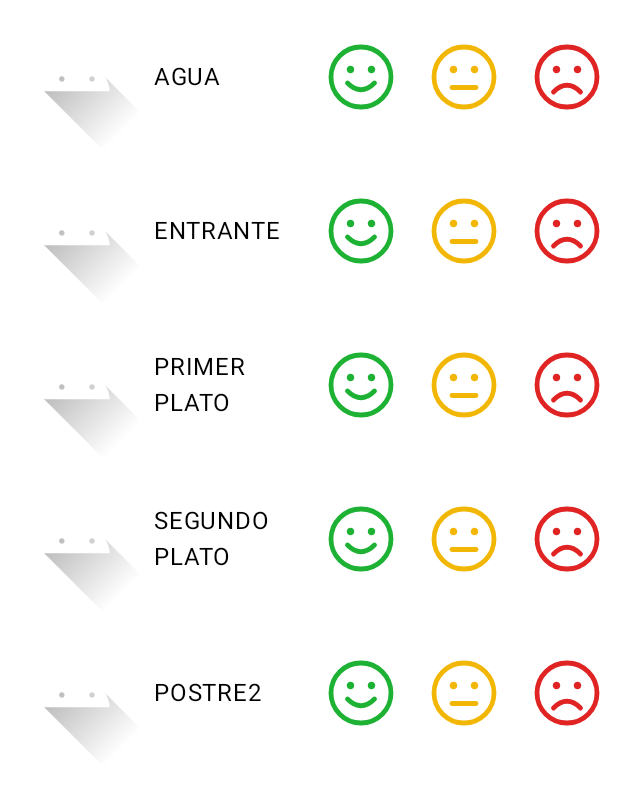
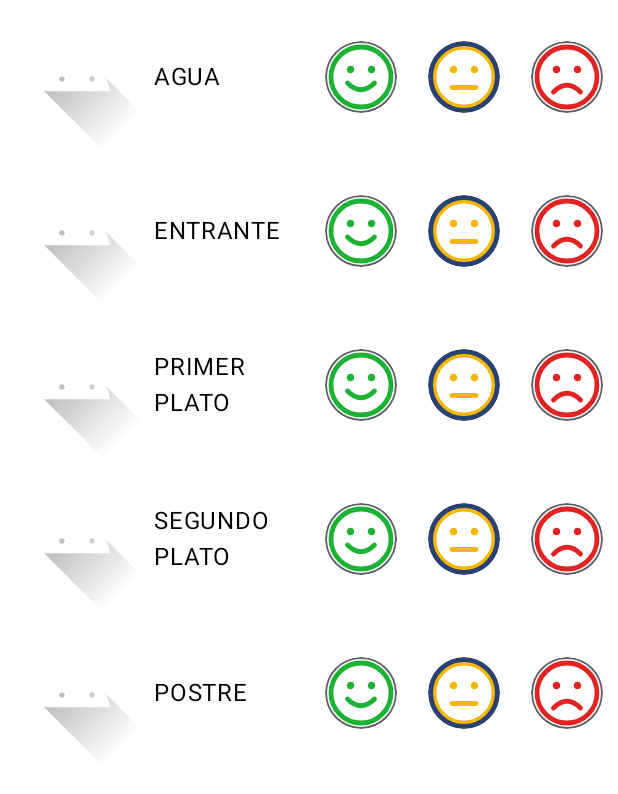
Before and after one commit to scontreraslopez/Colepizza, an Android app built with Jetpack Compose: the composable ColepizzaScreen shown on its own in the app's theme, on a phone screen of 412 x 824 dp. Shown: the top 794 px of the screen. Run offline under Robolectric (Android 15) with nearby library versions, the phone set to English and light mode, and no system bars.

Commit message:
update app structure and enhance menu selection functionality

```diff
--- a/app/build.gradle.kts
+++ b/app/build.gradle.kts
@@ -6,9 +6,7 @@ plugins {
 android {
     namespace = "net.iessochoa.sergiocontreras.colepizza"
     compileSdk {
-        version = release(36) {
-            minorApiLevel = 1
-        }
+        version = release(37)
     }
 
     defaultConfig {
--- a/app/src/main/java/net/iessochoa/sergiocontreras/colepizza/ui/ColepizzaScreen.kt
+++ b/app/src/main/java/net/iessochoa/sergiocontreras/colepizza/ui/ColepizzaScreen.kt
@@ -3,20 +3,36 @@ package net.iessochoa.sergiocontreras.colepizza.ui
 import androidx.compose.foundation.layout.Arrangement
 import androidx.compose.foundation.layout.Column
 import androidx.compose.runtime.Composable
+import androidx.compose.runtime.mutableStateListOf
+import androidx.compose.runtime.remember
+import androidx.compose.runtime.snapshots.SnapshotStateList
+import androidx.compose.ui.Modifier
 import androidx.compose.ui.tooling.preview.Preview
 import net.iessochoa.sergiocontreras.colepizza.ui.components.MenuRow
 
 @Composable
-fun ColepizzaScreen() {
+fun ColepizzaScreen(
+    modifier: Modifier = Modifier
+) {
+
+    val selectionList: SnapshotStateList<Int> = remember { mutableStateListOf()}
 
     val fullMenu = listOf(
-        "AGUA","ENTRANTE","PRIMER PLATO", "SEGUNDO PLATO", "POSTRE2"
+        "AGUA","ENTRANTE","PRIMER PLATO", "SEGUNDO PLATO", "POSTRE"
     )
     Column(
+        modifier = modifier,
         verticalArrangement = Arrangement.Center
     ) {
-        fullMenu.forEach{
-            MenuRow(it)
+        fullMenu.forEachIndexed { index, menuItem ->
+
+            selectionList.add(2)
+
+            MenuRow(
+                item = menuItem,
+                selection = selectionList[index],
+                onSelection = {selectionList[index] = it}
+            )
         }
 
     }
--- a/app/src/main/java/net/iessochoa/sergiocontreras/colepizza/ui/components/MenuRow.kt
+++ b/app/src/main/java/net/iessochoa/sergiocontreras/colepizza/ui/components/MenuRow.kt
@@ -7,6 +7,8 @@ import androidx.compose.foundation.layout.fillMaxWidth
 import androidx.compose.material3.RadioButton
 import androidx.compose.material3.Text
 import androidx.compose.runtime.Composable
+import androidx.compose.runtime.mutableIntStateOf
+import androidx.compose.runtime.mutableStateOf
 import androidx.compose.ui.Alignment
 import androidx.compose.ui.Modifier
 import androidx.compose.ui.res.painterResource
@@ -16,8 +18,11 @@ import net.iessochoa.sergiocontreras.colepizza.R
 @Composable
 fun MenuRow(
     item: String,
+    selection: Int,
+    onSelection: (Int) -> Unit,
     modifier: Modifier = Modifier
 ) {
+
 
     Row(
         verticalAlignment = Alignment.CenterVertically,
@@ -34,7 +39,9 @@ fun MenuRow(
         )
 
         SmileyRating(
-            modifier = Modifier.weight(2f)
+            modifier = Modifier.weight(2f),
+            selection = selection,
+            onSelection = onSelection
 
         )
 
@@ -43,4 +50,4 @@ fun MenuRow(
 
 @Preview (showBackground = true)
 @Composable
-fun MenuRowPreview() = MenuRow("ENTRANTE")
+fun MenuRowPreview() = MenuRow("ENTRANTE", 2, {})
--- a/app/src/main/java/net/iessochoa/sergiocontreras/colepizza/ui/components/SmileyRating.kt
+++ b/app/src/main/java/net/iessochoa/sergiocontreras/colepizza/ui/components/SmileyRating.kt
@@ -1,46 +1,108 @@
 package net.iessochoa.sergiocontreras.colepizza.ui.components
 
 import androidx.compose.foundation.Image
+import androidx.compose.foundation.background
+import androidx.compose.foundation.border
 import androidx.compose.foundation.layout.Arrangement
 import androidx.compose.foundation.layout.Row
 import androidx.compose.foundation.layout.fillMaxWidth
+import androidx.compose.foundation.selection.selectable
+import androidx.compose.foundation.selection.selectableGroup
+import androidx.compose.foundation.shape.CircleShape
+import androidx.compose.material3.MaterialTheme
 import androidx.compose.runtime.Composable
 import androidx.compose.ui.Modifier
+import androidx.compose.ui.draw.alpha
+import androidx.compose.ui.draw.clip
 import androidx.compose.ui.res.painterResource
+import androidx.compose.ui.semantics.Role
 import androidx.compose.ui.tooling.preview.Preview
+import androidx.compose.ui.unit.dp
 import net.iessochoa.sergiocontreras.colepizza.R
 import net.iessochoa.sergiocontreras.colepizza.ui.theme.ColepizzaTheme
 
 @Composable
 fun SmileyRating (
-    modifier: Modifier = Modifier
+    modifier: Modifier = Modifier,
+    selection: Int,
+    onSelection: (Int) -> Unit
 ) {
     Row(
-        modifier = modifier.fillMaxWidth(),
+        modifier = modifier
+            .fillMaxWidth()
+            .selectableGroup(),
         horizontalArrangement = Arrangement.SpaceAround
     ) {
+
         Image(
             painter = painterResource(R.drawable.happy_face),
-            contentDescription = null
+            contentDescription = null,
+            modifier = Modifier
+                .selectable(
+                    selected = selection == 1,
+                    onClick = { onSelection(1) },
+                    role = Role.RadioButton
+                )
+                .clip(CircleShape)
+
+                .border(
+                    width = if (selection == 1) 3.dp else 1.dp,
+                    color = if (selection == 1) MaterialTheme.colorScheme.primary
+                    else MaterialTheme.colorScheme.outline,
+                    shape = CircleShape
+                )
+
         )
 
         Image(
             painter = painterResource(R.drawable.neutral_face),
-            contentDescription = null
+            contentDescription = null,
+            modifier = Modifier
+                .selectable(
+                    selected = selection == 2,
+                    onClick = { onSelection(2) },
+                    role = Role.RadioButton
+                )
+                .clip(CircleShape)
+
+                .border(
+                    width = if (selection == 2) 3.dp else 1.dp,
+                    color = if (selection == 2) MaterialTheme.colorScheme.primary
+                    else MaterialTheme.colorScheme.outline,
+                    shape = CircleShape
+                )
+
         )
 
         Image(
             painter = painterResource(R.drawable.sad_face),
-            contentDescription = null
+            contentDescription = null,
+            modifier = Modifier
+                .selectable(
+                    selected = selection == 3,
+                    onClick = { onSelection(3) },
+                    role = Role.RadioButton
+                )
+                .clip(CircleShape)
+                .border(
+                    width = if (selection == 3) 3.dp else 1.dp,
+                    color = if (selection == 3) MaterialTheme.colorScheme.primary
+                    else MaterialTheme.colorScheme.outline,
+                    shape = CircleShape
+                )
+
         )
 
     }
 }
 
-@Preview
+@Preview(showBackground = true)
 @Composable
 fun SmileyRatingPreview() {
     ColepizzaTheme() {
-        SmileyRating()
+        SmileyRating(
+            selection = 2,
+            onSelection = {}
+        )
     }
 }
--- a/app/src/main/java/net/iessochoa/sergiocontreras/colepizza/ui/screens/MainScreen.kt
+++ b/app/src/main/java/net/iessochoa/sergiocontreras/colepizza/ui/screens/MainScreen.kt
@@ -19,7 +19,6 @@ fun MainScreen(
     val daysOfWeek = listOf("Lunes", "Martes", "Miércoles", "Jueves", "Viernes")
     LazyColumn(
         modifier = modifier
-
     ) {
         items(daysOfWeek) { day ->
             Button(
```
Also changed, not shown: app/src/main/java/net/iessochoa/sergiocontreras/colepizza/ColePizzaApp.kt (added, +41 -0 lines), app/src/main/java/net/iessochoa/sergiocontreras/colepizza/MainActivity.kt (+2 -21 lines).
